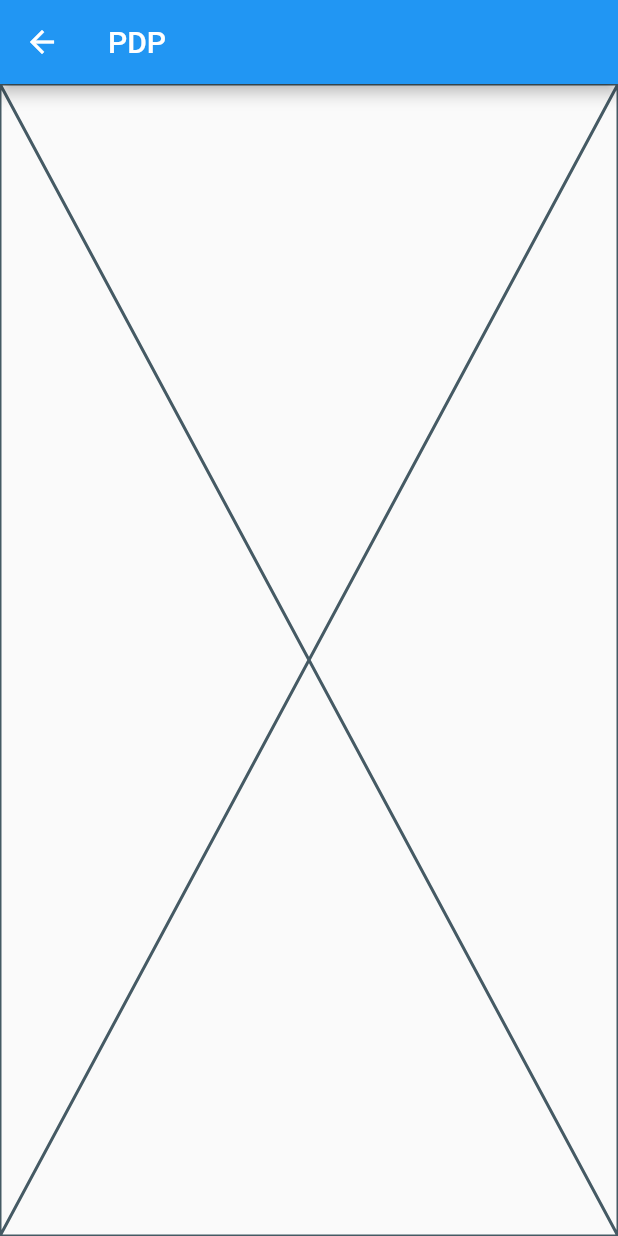
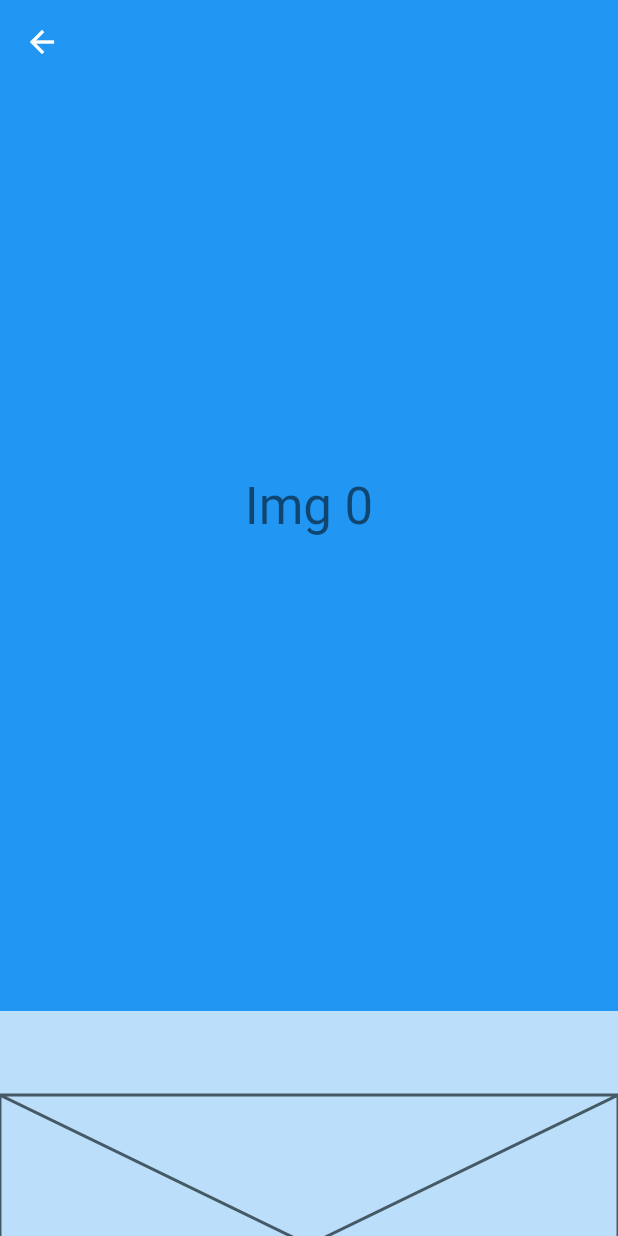
Before and after one commit to manuelJung/flutter-test, a Flutter app: the ListingRoute screen opened directly, after a tap on an icon or button, on a phone screen of 412 x 824 dp. Run offline on Flutter 3.47's test engine with Material 2 defaults, Android fonts, the phone set to English and light mode, and no system bars; our stand-ins replace flutter_mobx, mobx, visibility_detector; generated files the repository leaves out were written again.

Commit message:
added pdp

```diff
--- a/lib/routes/listing/product_widget.dart
+++ b/lib/routes/listing/product_widget.dart
@@ -27,9 +27,7 @@ class ProductWidget extends StatelessWidget {
         margin: const EdgeInsets.all(5),
         child: Column(
           children: [
-            Hero(
-                tag: 'pdp$hitIndex',
-                child: Placeholder(fallbackHeight: ((size.width / 2) * 1.5))),
+            Placeholder(fallbackHeight: ((size.width / 2) * 1.5)),
             Container(
               alignment: Alignment.topLeft,
               child: Text(
--- /dev/null
+++ b/lib/routes/pdp/gallery.dart
@@ -0,0 +1,35 @@
+import 'package:flutter/material.dart';
+
+class Gallery extends StatelessWidget {
+  const Gallery({Key? key}) : super(key: key);
+
+  final List<MaterialColor> colors = const [
+    Colors.blue,
+    Colors.amber,
+    Colors.green,
+  ];
+
+  @override
+  Widget build(BuildContext context) {
+    final PageController controller = PageController();
+    return PageView.builder(
+      itemCount: colors.length,
+      controller: controller,
+      pageSnapping: true,
+      allowImplicitScrolling: true,
+      physics: const BouncingScrollPhysics(),
+      scrollDirection: Axis.vertical,
+      itemBuilder: (context, pagePosition) {
+        return Container(
+          height: 20,
+          width: double.infinity,
+          color: colors[pagePosition],
+          child: Center(
+            child: Text('Img $pagePosition',
+                style: Theme.of(context).textTheme.headline4),
+          ),
+        );
+      },
+    );
+  }
+}
--- a/lib/routes/pdp/index.dart
+++ b/lib/routes/pdp/index.dart
@@ -1,5 +1,6 @@
 import 'package:flutter/material.dart';
 import 'package:flutter_app/routes/home/index.dart';
+import 'package:flutter_app/routes/pdp/gallery.dart';
 import 'package:flutter_app/stores/product_list.dart';
 import 'package:flutter_app/stores/ui.dart';
 import 'package:visibility_detector/visibility_detector.dart';
@@ -9,27 +10,52 @@ class PDPRoute extends StatelessWidget {
   final int index;
   const PDPRoute({super.key, required this.store, required this.index});
 
+  static const double initialBottomSheetHeight = 150;
+
   @override
   Widget build(BuildContext context) {
-    uiStore.showBottomNavigation = false;
+    final PageController controller = PageController();
     return Scaffold(
+        extendBodyBehindAppBar: true,
         appBar: AppBar(
-          title: const Text('PDP'),
+          elevation: 0,
+          backgroundColor: Colors.transparent,
         ),
-        body: Hero(
-            tag: 'pdp$index',
-            child: VisibilityDetector(
-                key: const Key('random'),
-                onVisibilityChanged: (info) {
-                  uiStore.showBottomNavigation = info.visibleBounds.isEmpty;
-                },
-                child: InkWell(
-                    onTap: () {
-                      Navigator.push(
-                          context,
-                          MaterialPageRoute(
-                              builder: (context) => const HomeRoute()));
-                    },
-                    child: const Placeholder()))));
+        body: PageView.builder(
+            itemCount: 3,
+            pageSnapping: true,
+            controller: controller,
+            itemBuilder: (context, pagePosition) {
+              double screenHeight = MediaQuery.of(context).size.height;
+              double draggablePercent =
+                  PDPRoute.initialBottomSheetHeight / screenHeight;
+              double maxDragablePercent = 1 - 80 / screenHeight;
+              DraggableScrollableController dragScrollController =
+                  DraggableScrollableController();
+              return Stack(children: [
+                SizedBox(
+                  height: screenHeight - PDPRoute.initialBottomSheetHeight,
+                  child: const Gallery(),
+                ),
+                DraggableScrollableSheet(
+                    initialChildSize: draggablePercent,
+                    maxChildSize: maxDragablePercent,
+                    minChildSize: draggablePercent,
+                    controller: dragScrollController,
+                    builder: (BuildContext context,
+                        ScrollController scrollController) {
+                      return Container(
+                          color: Colors.blue[100],
+                          child: ListView.builder(
+                              controller: scrollController,
+                              itemCount: 25,
+                              itemBuilder: (BuildContext context, int index) {
+                                return const Placeholder(
+                                  fallbackHeight: 200,
+                                );
+                              }));
+                    })
+              ]);
+            }));
   }
 }
```
